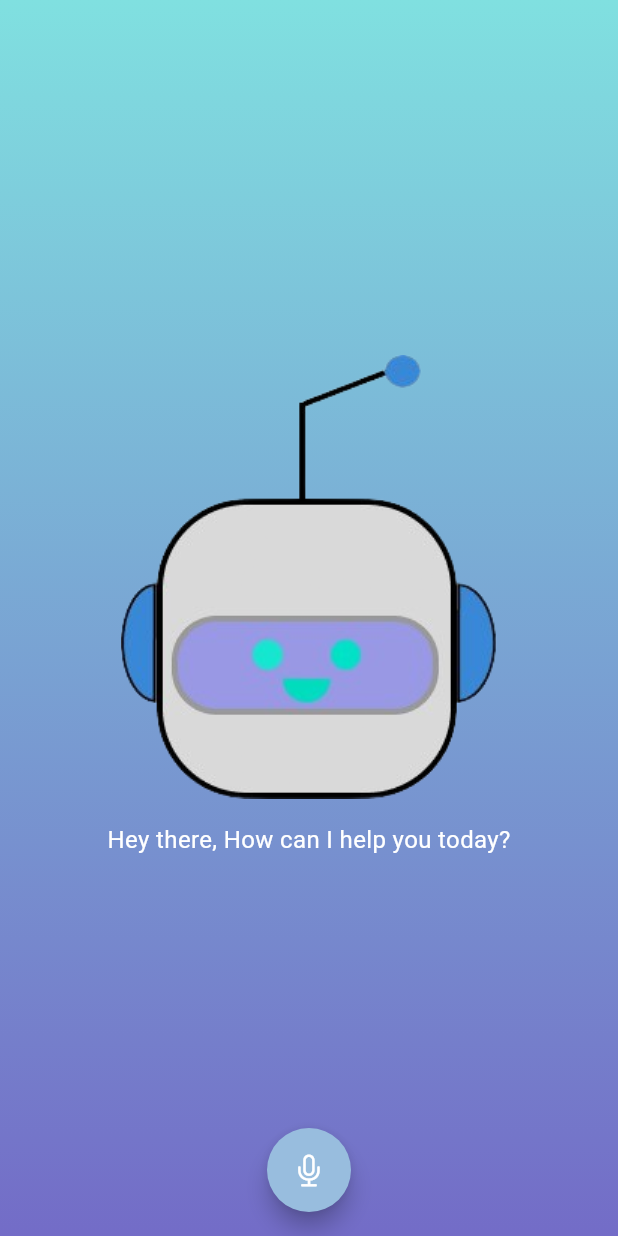
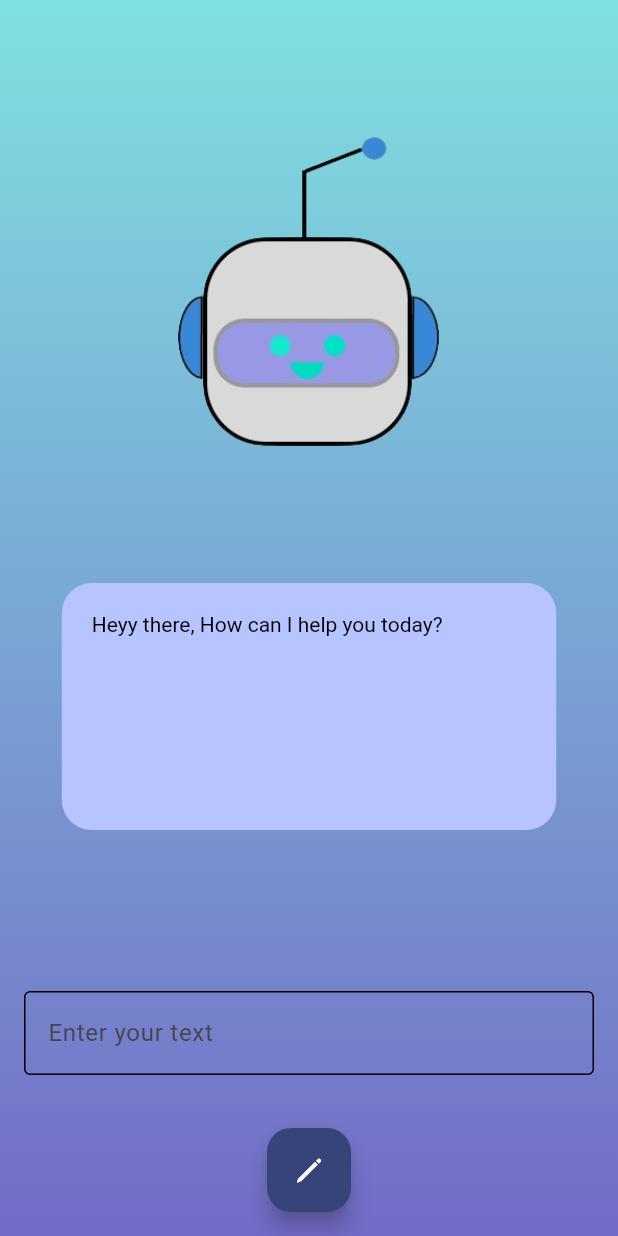
Before and after one commit to keikurono7/Nexi, a Flutter app: the screen it shows after launch, on a phone screen of 412 x 824 dp. Run offline on Flutter 3.47's test engine with Material 3 defaults, Android fonts, the phone set to English and light mode, and no system bars; drawn by our look-alikes of avatar_glow; our stand-ins replace camera, firebase_core, google_generative_ai; accounts and stored records are empty; Roboto replaces fonts that are missing (Museo).

Commit message:
text implemented

```diff
--- a/lib/chat.dart
+++ b/lib/chat.dart
@@ -1,9 +1,10 @@
+import 'dart:convert';
+
 import 'package:avatar_glow/avatar_glow.dart';
 import 'package:flutter/cupertino.dart';
 import 'package:flutter/material.dart';
 import 'package:google_generative_ai/google_generative_ai.dart';
-import 'package:speech_to_text/speech_to_text.dart' as stt;
-import 'package:flutter_tts/flutter_tts.dart';
+import 'package:http/http.dart' as http;
 
 class Chatbot extends StatefulWidget {
   const Chatbot({super.key});
@@ -13,87 +14,95 @@ class Chatbot extends StatefulWidget {
 }
 
 class ChatbotState extends State<Chatbot> {
-  late stt.SpeechToText _speech;
-  late FlutterTts _flutterTts;
-  bool _isListening = false;
-  String _text = "";
-  String responseText = "Hey there, How can I help you today?";
+  final TextEditingController _controller = TextEditingController();
+  List<String> past = ["hii", "heyy there"];
+  String responseText = "Heyy there, How can I help you today?";
+  final String apiKey = 'AIzaSyBlbaYo1uoMCYz2FGoFfvilZ9oPmy-Mcw8';
 
-  final model = GenerativeModel(
-    model: 'gemini-1.5-flash-latest',
-    apiKey: 'AIzaSyBlbaYo1uoMCYz2FGoFfvilZ9oPmy-Mcw8',
+  Future<void> generateContent(String prompt) async {
+    past.add(prompt);
+
+    String conversationContext = "";
+    for (int i = 0; i < past.length - 1; i += 2) {
+      conversationContext +=
+          "[ person : ${past[i]} ] [ gemini response : ${past[i + 1]} ] ";
+    }
+    conversationContext +=
+        "Continue the conversation as a therapist would and only answer the question. The person asks $prompt";
+
+    final headers = {
+      'Content-Type': 'application/json',
+    };
+
+    final json_data = {
+      'contents': [
+        {
+          'parts': [
+            {
+              'text': conversationContext,
+            },
+          ],
+        },
+      ],
+    };
+
+    try {
+      final response = await http.post(
+        Uri.parse(
+            'https://generativelanguage.googleapis.com/v1beta/models/gemini-1.5-flash-latest:generateContent?key=$apiKey'),
+        headers: headers,
+        body: json.encode(json_data),
       );
 
-  @override
-  void initState() {
-    super.initState();
-    _speech = stt.SpeechToText();
-    _flutterTts = FlutterTts();
+      if (response.statusCode == 200) {
+        final responseBody = json.decode(response.body);
+        final generatedText =
+            responseBody["candidates"][0]["content"]["parts"][0]["text"];
+        past.add(generatedText);
+
+        setState(() {
+          responseText = generatedText ?? "No response";
+        });
+      } else {
+        throw Exception('Failed to fetch data');
       }
-
-  Future<void> generateContent(String prompt) async {
-    String conversationContext = "Continue the conversation as a therapist would and only answer the question. The person asks $prompt";
-    final content = [Content.text(conversationContext)];
-    final response = await model.generateContent(content);
+    } catch (e) {
+      print('Error: $e');
       setState(() {
-      responseText = response.text ?? "No response";
-      _speak(responseText);
+        responseText = "Error occurred. Please try again.";
       });
-  }
-
-  void _startListening() async {
-    bool available = await _speech.initialize(
-      onStatus: (val) => print('onStatus: $val'),
-      onError: (val) => print('onError: $val'),
-    );
-    if (available) {
-      setState(() => _isListening = true);
-      _speech.listen(
-        onResult: (val) => setState(() {
-          _text = val.recognizedWords;
-          if (val.hasConfidenceRating && val.confidence > 0) {
-            print('Recognized Words: $_text');  // Add this line for debugging
-            generateContent(_text);
-            _stopListening();
-          }
-        }),
-        listenFor: Duration(seconds: 10),
-        pauseFor: Duration(seconds: 5),
-        localeId: 'en_US',
-        onSoundLevelChange: (val) => print('Sound Level: $val'),  // Add this line for debugging
-        cancelOnError: true,
-        listenMode: stt.ListenMode.confirmation,
-      );
-    } else {
-      print('The user has denied the use of speech recognition.');
     }
   }
 
-  void _stopListening() {
-    setState(() => _isListening = false);
-    _speech.stop();
+  Widget buildResponse(String text) {
+    List<TextSpan> textSpans = [];
+
+    List<String> parts = text.split('*');
+    for (int i = 0; i < parts.length; i++) {
+      if (i % 2 == 0) {
+        textSpans.add(TextSpan(text: parts[i], style: TextStyle(color: Colors.black)));
+      } else {
+        textSpans.add(TextSpan(text: parts[i], style: TextStyle(color: Colors.black, fontWeight: FontWeight.bold)));
+      }
     }
 
-  Future<void> _speak(String text) async {
-    await _flutterTts.speak(text);
+    return RichText(
+      text: TextSpan(children: textSpans),
+    );
   }
 
   @override
   Widget build(BuildContext context) {
     double height = MediaQuery.of(context).size.height;
-
+    double width = MediaQuery.of(context).size.width;
     return Scaffold(
       backgroundColor: Theme.of(context).colorScheme.secondaryContainer,
       floatingActionButton: FloatingActionButton(
-        backgroundColor: Color(0xff98bdde),
-        shape: const CircleBorder(),
-        child: Icon(_isListening ? CupertinoIcons.mic_off : CupertinoIcons.mic, color: Colors.white),
+        backgroundColor: Theme.of(context).colorScheme.onPrimaryContainer,
+        child: Icon(CupertinoIcons.pen, color: Theme.of(context).colorScheme.onSecondary),
         onPressed: () {
-          if (_isListening) {
-            _stopListening();
-          } else {
-            _startListening();
-          }
+          generateContent(_controller.text);
+          _controller.clear();
         },
       ),
       floatingActionButtonLocation: FloatingActionButtonLocation.centerFloat,
@@ -108,20 +117,40 @@ class ChatbotState extends State<Chatbot> {
           ),
         ),
         child: Column(
-          mainAxisAlignment: MainAxisAlignment.center,
+          mainAxisAlignment: MainAxisAlignment.spaceEvenly,
           children: [
             AvatarGlow(
+              child: SizedBox(
+                height: height * 0.25,
                 child: Image(
                   image: AssetImage("asset/logo.png"),
                 ),
               ),
+            ),
+            Container(
+              height: height * 0.2,
+              width: width * 0.8,
+              padding: EdgeInsets.all(20),
+              decoration: BoxDecoration(
+                borderRadius: BorderRadius.all(Radius.circular(20)),
+                color: Theme.of(context).colorScheme.inversePrimary,
+              ),
+              child: SingleChildScrollView(
+                child: buildResponse(responseText),
+              ),
+            ),
             Padding(
               padding: const EdgeInsets.all(16.0),
-              child: Text(
-                responseText,
-                style: TextStyle(fontSize: 16, color: Colors.white),
+              child: TextField(
+                textInputAction: TextInputAction.go,
+                controller: _controller,
+                decoration: InputDecoration(
+                  enabledBorder: OutlineInputBorder(),
+                  labelText: "Enter your text",
+                  hintText: "",
                 ),
               ),
+            )
           ],
         ),
       ),
--- a/pubspec.yaml
+++ b/pubspec.yaml
@@ -26,6 +26,7 @@ dependencies:
   flutter_tts: ^4.0.2
   tflite: ^1.1.2
   path_provider: ^2.1.3
+  http: ^1.2.1
 
 dev_dependencies:
   flutter_test:
```
Also changed, not shown: pubspec.lock. Lines whose indentation alone changed are shown as unchanged.
